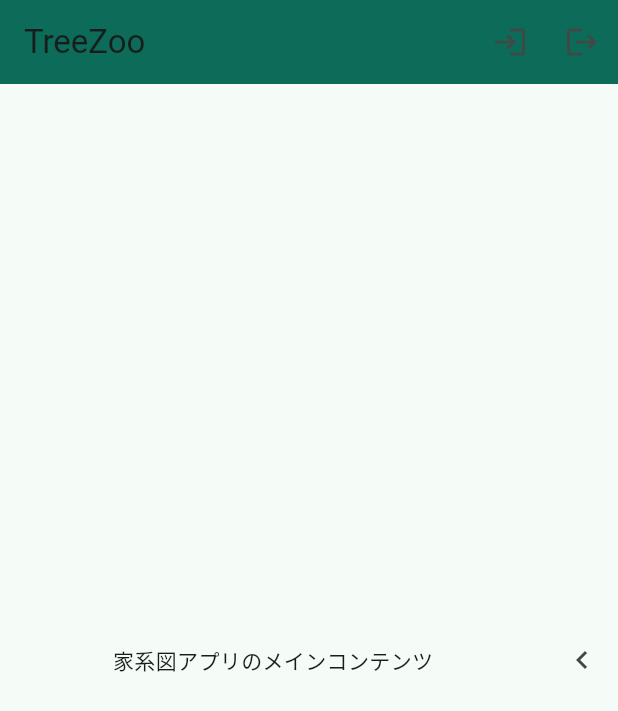
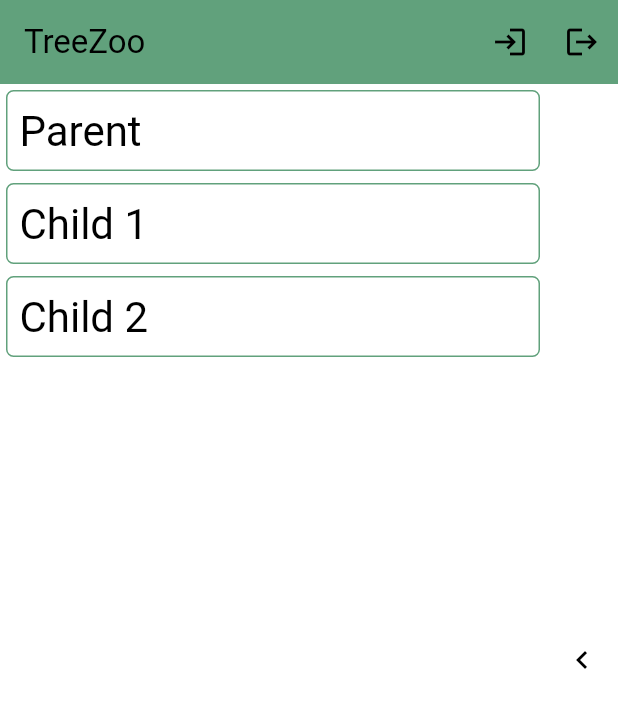
Before and after one commit to yutaiwamoto1114/treezoo_frontend, a Flutter app: the screen it shows after launch, after a tap on the "close" icon, on a phone screen of 412 x 824 dp. Shown: the top 711 px of the screen. Run offline on Flutter 3.47's test engine with Material 3 defaults, Android fonts, the phone set to English and light mode, and no system bars; our stand-ins replace flutter_riverpod.

Commit message:
右ペインへの情報表示

```diff
--- /dev/null
+++ b/lib/family_tree.dart
@@ -0,0 +1,42 @@
+// lib/widgets/family_tree.dart
+import 'package:flutter/material.dart';
+import 'package:flutter_riverpod/flutter_riverpod.dart';
+import 'family_tree_node.dart';
+
+import 'model/main_model.dart';
+
+class FamilyTree extends ConsumerWidget {
+  final List<Animal> animals = [
+    Animal(
+        id: 1,
+        name: 'Parent',
+        species: 'Species A',
+        birthday: DateTime.now(),
+        age: 10,
+        gender: 'male'),
+    Animal(
+        id: 2,
+        name: 'Child 1',
+        species: 'Species B',
+        birthday: DateTime.now(),
+        age: 5,
+        gender: 'female'),
+    Animal(
+        id: 3,
+        name: 'Child 2',
+        species: 'Species C',
+        birthday: DateTime.now(),
+        age: 3,
+        gender: 'male'),
+  ];
+
+  @override
+  Widget build(BuildContext context, WidgetRef ref) {
+    return ListView.builder(
+      itemCount: animals.length,
+      itemBuilder: (context, index) {
+        return FamilyTreeNode(node: animals[index]);
+      },
+    );
+  }
+}
--- /dev/null
+++ b/lib/family_tree_node.dart
@@ -0,0 +1,43 @@
+// lib/widgets/node_widget.dart
+import 'package:flutter/material.dart';
+import 'package:flutter_riverpod/flutter_riverpod.dart';
+import 'package:treezoo_frontend/model/main_model.dart';
+import 'package:treezoo_frontend/theme/theme_provider.dart';
+
+import 'provider/main_provider.dart'; // Provider (isRightPaseOpenProvider) を定義している定義している
+
+class FamilyTreeNode extends ConsumerWidget {
+  // 動物の情報を受け取る
+  final Animal node;
+
+  // コンストラクタ
+  const FamilyTreeNode({Key? key, required this.node}) : super(key: key);
+
+  @override
+  Widget build(BuildContext context, WidgetRef ref) {
+    return GestureDetector(
+      onTap: () {
+        // 右ペインを開く
+        ref.read(isRightPaneOpenProvider.notifier).state = true;
+        // 選択されたノードの詳細を設定
+        ref.read(selectedAnimalProvider.notifier).state = node;
+      },
+      child: Container(
+        decoration: BoxDecoration(
+          border: Border.all(color: ref.watch(themeProvider).primaryColor),
+          borderRadius: BorderRadius.circular(5),
+        ),
+        padding: EdgeInsets.all(8),
+        margin: EdgeInsets.all(4),
+        child: Column(
+          crossAxisAlignment: CrossAxisAlignment.start,
+          children: [
+            // ノードには最低限の情報のみ表示し、クリック時に右ペインで詳細を補完する
+            Text(node.name,
+                style: Theme.of(context).textTheme.headlineMedium), // 動物の名前
+          ],
+        ),
+      ),
+    );
+  }
+}
--- a/lib/main.dart
+++ b/lib/main.dart
@@ -4,8 +4,6 @@ import 'package:flutter/material.dart';
 import 'package:flutter_riverpod/flutter_riverpod.dart';
 import 'package:treezoo_frontend/main_screen.dart';
 import 'package:treezoo_frontend/theme/theme_provider.dart';
-
-import 'theme/app_theme.dart';
 
 void main() {
   // ProviderScopeでアプリケーション全体をラップすることで、アプリ全体がRiverpodで状態管理される
--- a/lib/main_screen.dart
+++ b/lib/main_screen.dart
@@ -1,7 +1,9 @@
 import 'package:flutter/material.dart';
+import 'package:treezoo_frontend/family_tree.dart';
 import 'package:treezoo_frontend/theme/theme_provider.dart';
 import 'right_pane.dart';
 import 'package:flutter_riverpod/flutter_riverpod.dart';
+import 'provider/main_provider.dart';
 
 class MainScreen extends ConsumerWidget {
   @override
@@ -32,11 +34,15 @@ class MainScreen extends ConsumerWidget {
       ),
       body: Row(
         children: <Widget>[
-          const Expanded(
-            child: Center(
-              child: Text('家系図アプリのメインコンテンツ'),
-            ),
-          ),
+          // Expanded: RowやColumnのchildren要素として配置したウィジェットの隙間を埋める
+          // つまり、今回はFamilyTreeとRightPaneが横いっぱいに拡大される
+          Expanded(
+              child: InteractiveViewer(
+            boundaryMargin: EdgeInsets.all(80),
+            minScale: 0.1,
+            maxScale: 5.0,
+            child: FamilyTree(), // 家系図のメインコンテンツ,
+          )),
           isRightPaneOpen
               ? RightPane()
               : _buildOpenButton(context, ref), // 右ペインを追加
--- /dev/null
+++ b/lib/model/main_model.dart
@@ -0,0 +1,60 @@
+// lib/models/animal.dart
+
+// 動物クラス
+class Animal {
+  final int id;
+  final String name;
+  final String species;
+  final DateTime? birthday;
+  final int? age;
+  final String? gender;
+  final Zoo? birthZoo;
+  final Zoo? currentZoo;
+
+  // コンストラクタ
+  Animal({
+    required this.id,
+    required this.name,
+    required this.species,
+    this.birthday,
+    this.age,
+    this.gender,
+    this.birthZoo,
+    this.currentZoo,
+  });
+
+  // fromJsonによって、json形式をvalueに変換する
+  factory Animal.fromJson(Map<String, dynamic> json) {
+    return Animal(
+      id: json['animal_id'] as int,
+      name: json['name'] as String,
+      species: json['species'] as String,
+      birthday:
+          json['birthday'] != null ? DateTime.parse(json['birthday']) : null,
+      age: json['age'] as int?,
+      gender: json['gender'] as String?,
+      birthZoo:
+          json['birth_zoo_id'] != null ? Zoo.fromJson(json['birthZoo']) : null,
+      currentZoo: json['current_zoo_id'] != null
+          ? Zoo.fromJson(json['currentZoo'])
+          : null,
+    );
+  }
+}
+
+// 動物園クラス
+class Zoo {
+  final int id;
+  final String name;
+  final String location;
+
+  Zoo({required this.id, required this.name, required this.location});
+
+  factory Zoo.fromJson(Map<String, dynamic> json) {
+    return Zoo(
+      id: json['zoo_id'] as int,
+      name: json['name'] as String,
+      location: json['location'] as String,
+    );
+  }
+}
--- /dev/null
+++ b/lib/provider/main_provider.dart
@@ -0,0 +1,15 @@
+// lib/provider/main_provider.dart
+import 'package:flutter_riverpod/flutter_riverpod.dart';
+import 'package:treezoo_frontend/model/main_model.dart';
+
+// 右ペインの開閉状態を管理するProvider
+final isRightPaneOpenProvider = StateProvider<bool>((ref) => true);
+
+// 右ペインのサイズを管理するProvider
+final rightPaneWidthProvider = StateProvider<double>((ref) => 300.0); // 初期幅300
+
+// バックエンドから取得した動物の情報をキャッシュとして保持するProvider
+final animalDetailsProvider = StateProvider<Map<String, Animal>>((ref) => {});
+
+// 現在選択している動物の情報を保持するProvider
+final selectedAnimalProvider = StateProvider<Animal?>((ref) => null);
--- a/lib/right_pane.dart
+++ b/lib/right_pane.dart
@@ -1,11 +1,8 @@
 import 'package:flutter/material.dart';
 import 'package:flutter_riverpod/flutter_riverpod.dart';
 
-// 右ペインの開閉状態を管理するProvider
-final isRightPaneOpenProvider = StateProvider<bool>((ref) => true);
-
-// 右ペインのサイズを管理するProvider
-final rightPaneWidthProvider = StateProvider<double>((ref) => 300.0); // 初期幅300
+import 'provider/main_provider.dart';
+import 'model/main_model.dart';
 
 // 右ペインウィジェット
 // Providerから状態を取得するのでConsumerWidgetとして定義
@@ -19,26 +16,42 @@ class RightPane extends ConsumerWidget {
     final screenWidth = MediaQuery.of(context).size.width; // 画面幅
     final maxPaneWidth = screenWidth * 0.4; // 最大幅を画面幅の40%に制限
 
+    // 現在選択されている動物の情報
+    final Animal? animal = ref.watch(selectedAnimalProvider);
+
     // AnimatedContainer: アニメーションをつけるContainer
     return isOpen
         ? AnimatedContainer(
             // duration: アニメーションの長さ
-            duration: Duration(milliseconds: 2300),
+            duration: Duration(milliseconds: 2000),
             width: currentWidth, // 幅調整
-            color: Colors.grey[200], // ペインの背景色を設定
+            color: Colors.grey[100], // ペインの背景色を設定
             child: Column(
-              crossAxisAlignment: CrossAxisAlignment.end, // コンテンツを右寄せに設定
+              crossAxisAlignment: CrossAxisAlignment.start, // コンテンツを左寄せに設定
               children: [
-                IconButton(
-                  icon: Icon(Icons.close),
-                  onPressed: () =>
-                      ref.read(isRightPaneOpenProvider.notifier).state = false,
-                  alignment: Alignment.topRight, // ボタンを右上に配置
+                Align(
+                  // Align: 親要素のalignとは無関係にchildの要素を整列する
+                  alignment: Alignment.topRight, // 右上に配置
+                  child: IconButton(
+                    icon: Icon(Icons.close),
+                    onPressed: () => ref
+                        .read(isRightPaneOpenProvider.notifier)
+                        .state = false,
+                  ),
                 ),
                 Expanded(
-                  child: Center(
-                    child: Text("詳細情報が表示されます"),
-                  ),
+                  child: animal != null
+                      ? Column(
+                          crossAxisAlignment: CrossAxisAlignment.start,
+                          children: [
+                            Text('${animal.name}',
+                                style:
+                                    Theme.of(context).textTheme.headlineMedium),
+                            Text('種族: ${animal.species}'),
+                            Text('${animal.age} 歳 ${animal.gender}')
+                          ],
+                        )
+                      : Text('動物を選択すると詳細がここに表示されます'),
                 ),
               ],
             ))
--- a/lib/theme/app_theme.dart
+++ b/lib/theme/app_theme.dart
@@ -3,20 +3,39 @@ import 'package:flutter/material.dart';
 
 class TreeZooAppTheme {
   static ThemeData get lightTheme {
-    // Light theme settings
+    // カスタムカラースキームを使用
     return ThemeData(
-      colorScheme: ColorScheme.fromSeed(
-        seedColor: Color.fromARGB(255, 122, 236, 207),
+      colorScheme: ColorScheme.light(
+        primary: Color.fromARGB(255, 97, 161, 124), // 明るい緑
+        secondary: Color.fromARGB(255, 139, 195, 143), // 明るいオレンジ
+        surface: Colors.white,
+        background: Colors.white,
+        error: Color.fromARGB(255, 179, 64, 56),
+        onPrimary: Colors.white,
+        onSecondary: Colors.black,
+        onSurface: Colors.black,
+        onBackground: Colors.black,
+        onError: Colors.white,
+        brightness: Brightness.light,
       ),
       useMaterial3: true,
     );
   }
 
   static ThemeData get darkTheme {
-    // Dark theme settings (example)
+    // Dark theme settings
     return ThemeData(
-      colorScheme: ColorScheme.fromSeed(
-        seedColor: Colors.blueGrey,
+      colorScheme: ColorScheme.dark(
+        primary: Colors.blueGrey, // 濃い灰色
+        secondary: Colors.tealAccent, // 明るい水色
+        surface: Color.fromARGB(255, 18, 32, 47),
+        background: Color.fromARGB(255, 13, 23, 35),
+        error: Color.fromARGB(255, 179, 64, 56),
+        onPrimary: Colors.white,
+        onSecondary: Colors.black,
+        onSurface: Colors.white,
+        onBackground: Colors.white,
+        onError: Colors.black,
         brightness: Brightness.dark,
       ),
       useMaterial3: true,
```
Also changed, not shown: lib/repository/animal_repository.dart (added, +15 -0 lines), 1 other file.
